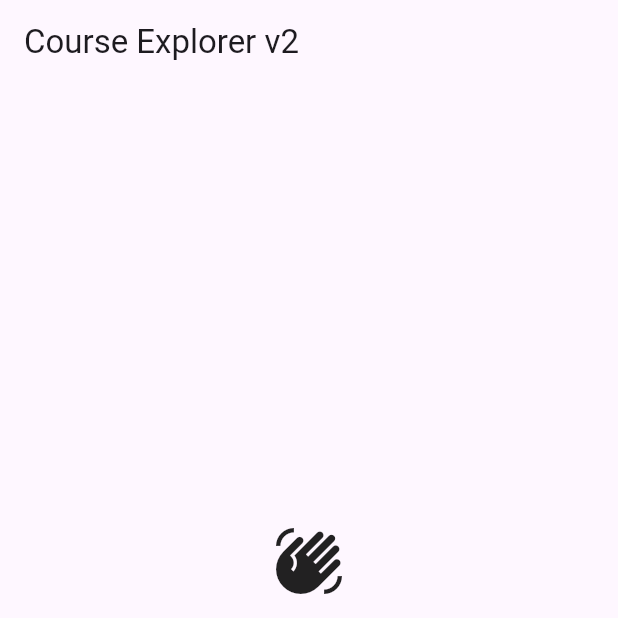
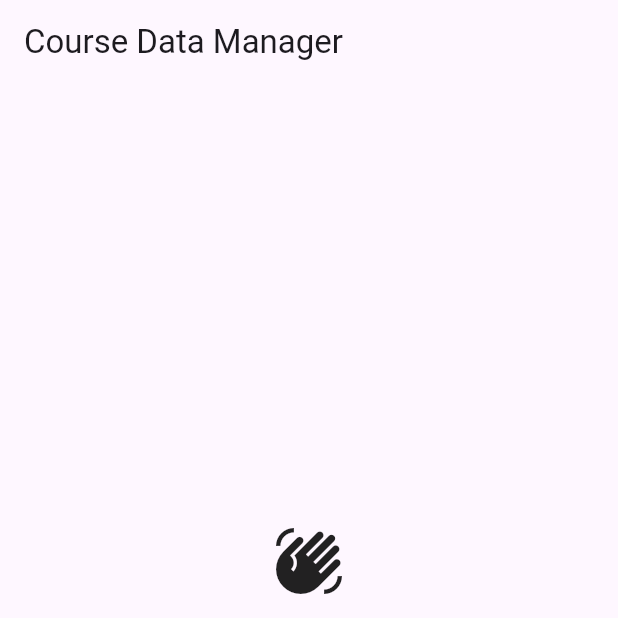
Before and after one commit to ellzwkwk/flutter_uI_fundamentals, a Flutter app: the screen it shows after launch, on a phone screen of 412 x 824 dp, the top half of it. Run offline on Flutter 3.47's test engine with Material 3 defaults, Android fonts, the phone set to English and light mode, and no system bars; our stand-ins replace supabase_flutter; accounts and stored records are empty.

```diff
--- a/lib/screens/home_tab.dart
+++ b/lib/screens/home_tab.dart
@@ -7,7 +7,7 @@ class HomeTab extends StatelessWidget {
   @override
   Widget build(BuildContext context) {
     return Scaffold(
-      appBar: AppBar(title: const Text('Course Explorer v2')),
+      appBar: AppBar(title: const Text('Course Data Manager')),
       body: Center(
         child: Column(
           mainAxisSize: MainAxisSize.min,
```
